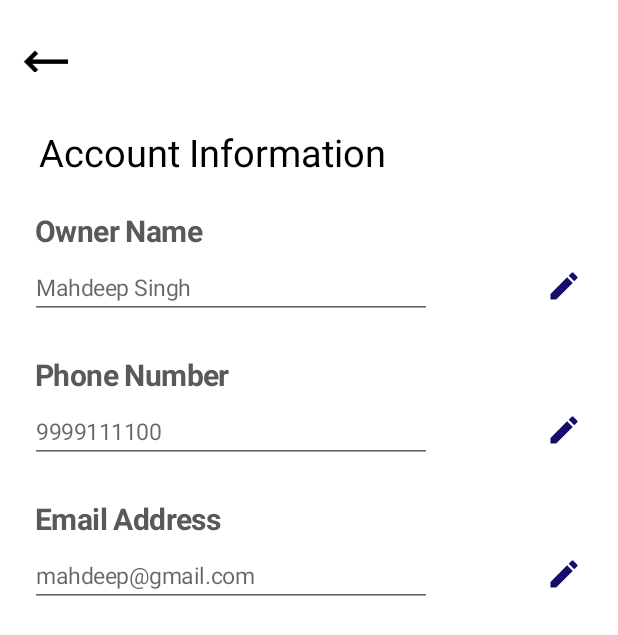
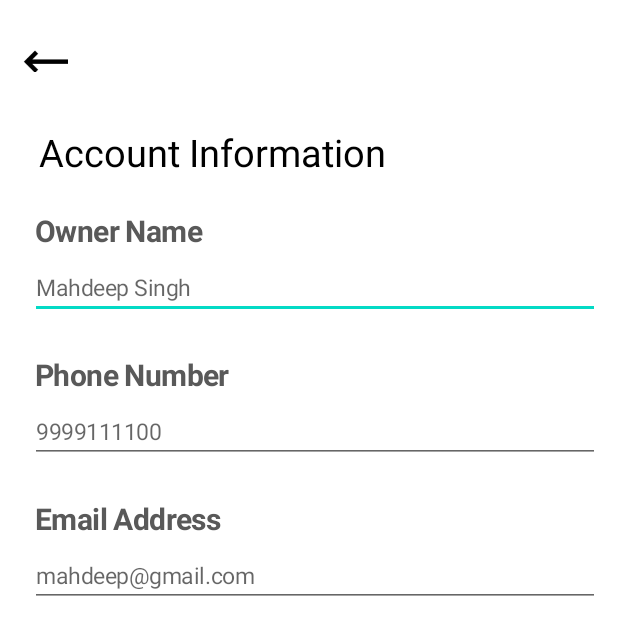
Before and after one commit to arpitsaxena47/Gastos-Provider-App, an Android app: the AccountInformation screen opened directly, with no data from a screen before it, on a phone screen of 412 x 824 dp. Shown: the top 635 px of the screen. Run offline under Robolectric (Android 15) with nearby library versions, the phone set to English and light mode, and no system bars; our stand-ins replace Firebase (no records; nobody signed in at launch, a user with empty details on screens opened directly).

Commit message:
changes done from my side

```diff
--- /dev/null
+++ b/app/src/main/res/drawable/ic_baseline_add_photo_alternate_24.xml
@@ -0,0 +1,5 @@
+<vector android:height="24dp" android:tint="?attr/colorControlNormal"
+    android:viewportHeight="24" android:viewportWidth="24"
+    android:width="24dp" xmlns:android="http://schemas.android.com/apk/res/android">
+    <path android:fillColor="@android:color/white" android:pathData="M19,7v2.99s-1.99,0.01 -2,0L17,7h-3s0.01,-1.99 0,-2h3L17,2h2v3h3v2h-3zM16,11L16,8h-3L13,5L5,5c-1.1,0 -2,0.9 -2,2v12c0,1.1 0.9,2 2,2h12c1.1,0 2,-0.9 2,-2v-8h-3zM5,19l3,-4 2,3 3,-4 4,5L5,19z"/>
+</vector>
--- a/app/src/main/res/layout/fragment_account.xml
+++ b/app/src/main/res/layout/fragment_account.xml
@@ -75,26 +75,17 @@
 
                 <EditText
                     android:id="@+id/idEdtOwnerName"
-                    android:layout_width="268dp"
+                    android:layout_width="match_parent"
                     android:layout_height="wrap_content"
                     android:layout_alignParentStart="true"
-                    android:clickable="false"
-                    android:focusable="false"
-                    android:focusableInTouchMode="false"
+                    android:clickable="true"
+                    android:focusable="true"
+                    android:focusableInTouchMode="true"
                     android:hint="Mahdeep Singh"
                     android:inputType="textMultiLine"
                     android:textAppearance="@style/cafe_bistro" />
 
-                <ImageButton
-                    android:id="@+id/editOwnerName"
-                    android:layout_width="24dp"
-                    android:layout_height="24dp"
-                    android:layout_marginTop="8dp"
-                    android:layout_alignParentEnd="true"
-                    android:layout_marginEnd="12dp"
-                    android:background="@null"
-                    android:clickable="true"
-                    android:src="@drawable/ic_baseline_edit_24" />
+
             </RelativeLayout>
 
             <TextView
@@ -118,27 +109,16 @@
 
                 <EditText
                     android:id="@+id/idEdtPhoneNum"
-                    android:layout_width="268dp"
+                    android:layout_width="match_parent"
                     android:layout_height="wrap_content"
                     android:layout_alignParentStart="true"
-                    android:clickable="false"
-
-                    android:focusable="false"
-                    android:focusableInTouchMode="false"
+                    android:clickable="true"
+                    android:focusable="true"
+                    android:focusableInTouchMode="true"
                     android:hint="9999111100"
-                    android:inputType="number"
+                    android:inputType="phone"
                     android:textAppearance="@style/cafe_bistro" />
 
-                <ImageButton
-                    android:id="@+id/editPhoneNum"
-                    android:layout_width="24dp"
-                    android:layout_height="24dp"
-                    android:layout_marginTop="8dp"
-                    android:layout_alignParentEnd="true"
-                    android:layout_marginEnd="12dp"
-                    android:background="@null"
-                    android:clickable="true"
-                    android:src="@drawable/ic_baseline_edit_24" />
             </RelativeLayout>
 
 
@@ -163,26 +143,17 @@
 
                 <EditText
                     android:id="@+id/idEdtEmailAddress"
-                    android:layout_width="268dp"
+                    android:layout_width="match_parent"
                     android:layout_height="wrap_content"
                     android:layout_alignParentStart="true"
-                    android:clickable="false"
-                    android:focusable="false"
-                    android:focusableInTouchMode="false"
+                    android:clickable="true"
+                    android:focusable="true"
+                    android:focusableInTouchMode="true"
                     android:hint="mahdeep@gmail.com"
                     android:inputType="textEmailAddress"
                     android:textAppearance="@style/cafe_bistro" />
 
-                <ImageButton
-                    android:id="@+id/editEmailAddress"
-                    android:layout_width="24dp"
-                    android:layout_height="24dp"
-                    android:layout_marginTop="8dp"
-                    android:layout_alignParentEnd="true"
-                    android:layout_marginEnd="12dp"
-                    android:background="@null"
-                    android:clickable="true"
-                    android:src="@drawable/ic_baseline_edit_24" />
+
             </RelativeLayout>
 
 
--- a/app/src/main/res/layout/qr_code_rv_item.xml
+++ b/app/src/main/res/layout/qr_code_rv_item.xml
@@ -35,7 +35,7 @@
         android:id="@+id/txtUpiId"
         android:layout_width="match_parent"
         android:layout_height="wrap_content"
-        android:textSize="24sp"
+        android:textSize="18sp"
         android:textColor="#808080"
         android:layout_below="@id/txtUpiName" />
 
```
Also changed, not shown: app/src/main/java/com/gastos/gastosprovider/Setting/AccountInformation/AccountInformation.java (+65 -62 lines), app/src/main/java/com/gastos/gastosprovider/Setting/ShopInformation/ShopInformation.java (+52 -47 lines), app/src/main/res/layout/fragment_shop_information.xml (+13 -32 lines).
